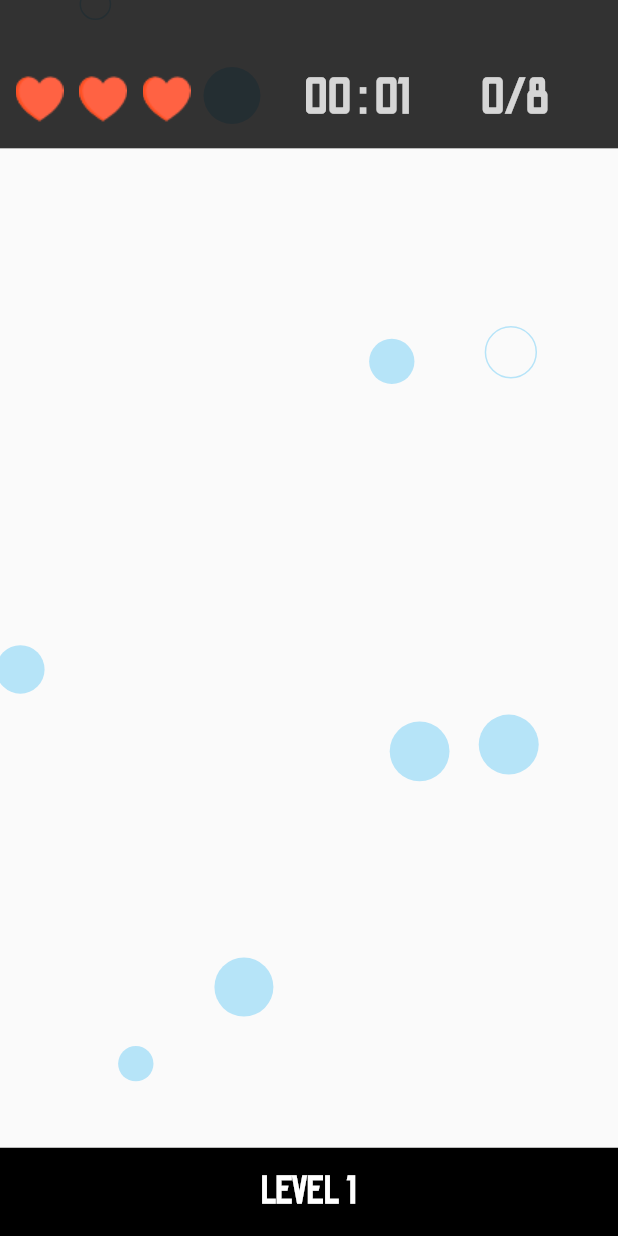
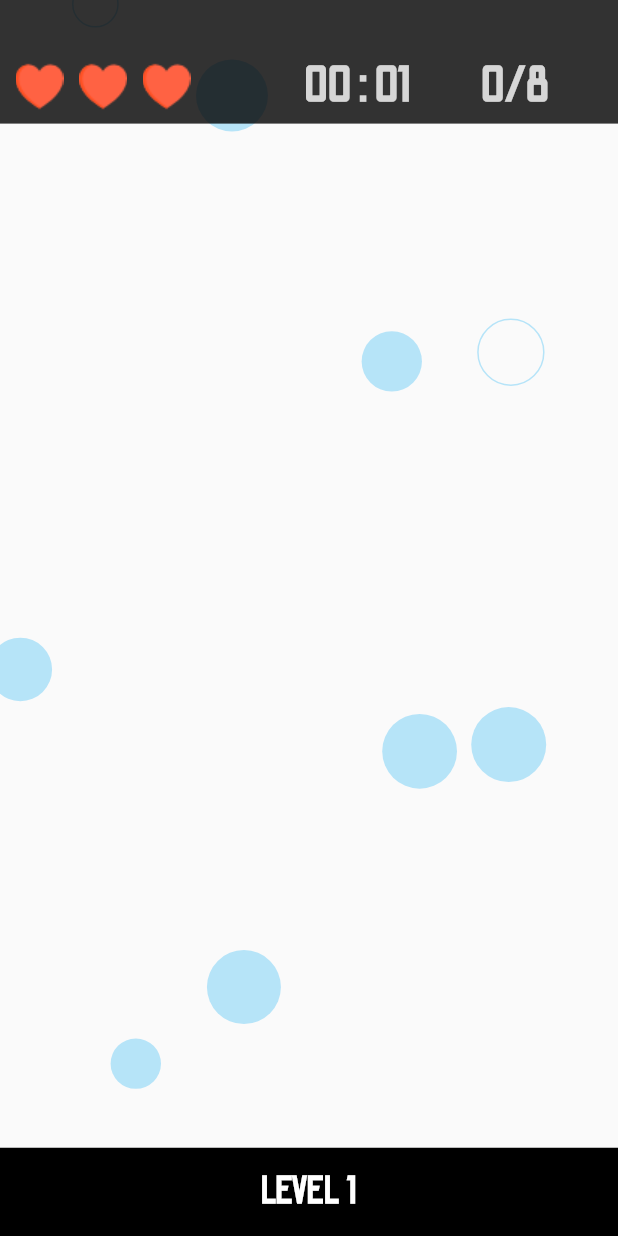
Before and after one commit to guikebr/pop-bubbles, a Flutter app: the screen it shows after launch, after a tap on "PLAY", on a phone screen of 412 x 824 dp. Run offline on Flutter 3.47's test engine with Material 2 defaults, Android fonts, the phone set to English and light mode, and no system bars; our stand-ins replace get.

Commit message:
responsive create

```diff
--- a/lib/app/features/game/infra/models/particle_options.dart
+++ b/lib/app/features/game/infra/models/particle_options.dart
@@ -26,8 +26,8 @@ class ParticleOptions {
     this.randomColor = true,
     this.startGame = true,
     this.gameOver = false,
-    this.spawnMinRadius = 10.0,
-    this.spawnMaxRadius = 20.0,
+    this.spawnMinRadius = 15.0,
+    this.spawnMaxRadius = 25.0,
     this.spawnMinSpeed = 50.0,
     this.spawnMaxSpeed = 80.0,
     this.spawnOpacity = 0.0,
--- a/lib/app/features/game/presentation/pages/play/play_controller.dart
+++ b/lib/app/features/game/presentation/pages/play/play_controller.dart
@@ -168,7 +168,7 @@ class PlayController extends GetxController with SingleGetTickerProviderMixin {
     if (particle.enemy) {
       if (getGameOver()) {
         _title = '${KeysTranslation.textLevel.tr} $level';
-        _description = '${KeysTranslation.textPoint.tr} $countPopBubbles '
+        _description = '${KeysTranslation.textPoint.tr} $countPopBubbles\n'
             '${KeysTranslation.textTimer.tr} ${getDurationString()}';
         resetParticle(startGame: false, randomColor: false, gameOver: true);
         restartGame().then((bool value) async {
--- a/lib/app/features/game/presentation/pages/play/play_page.dart
+++ b/lib/app/features/game/presentation/pages/play/play_page.dart
@@ -4,8 +4,6 @@ import 'package:get/get.dart';
 
 import '../../../domain/repositories/animated_background.dart';
 import 'play_controller.dart';
-
-class PlayGame extends GetxController with SingleGetTickerProviderMixin {}
 
 class PlayPage extends GetView<PlayController> {
   const PlayPage({Key? key}) : super(key: key);
@@ -20,15 +18,21 @@ class PlayPage extends GetView<PlayController> {
             builder: (PlayController get) => AnimatedBackground(
               behaviour: get.randomParticleBehaviour,
               vsync: get,
-              child: Column(
+              child: OrientationBuilder(
+                builder: (BuildContext context, Orientation orientation) =>
+                    Column(
                   children: <Widget>[
                     Container(
-                    height: MediaQuery.of(context).size.height * .12,
+                      height: orientation == Orientation.portrait
+                          ? MediaQuery.of(context).size.height * .1
+                          : MediaQuery.of(context).size.height * .15,
                       color: Theme.of(
                         context,
                       ).colorScheme.onPrimary.withOpacity(.8),
                       child: Padding(
-                      padding: EdgeInsets.only(top: Get.size.height * .04),
+                        padding: orientation == Orientation.portrait
+                            ? EdgeInsets.only(top: Get.size.height * .04)
+                            : EdgeInsets.zero,
                         child: Row(
                           children: <Widget>[
                             Expanded(
@@ -52,9 +56,14 @@ class PlayPage extends GetView<PlayController> {
                                 id: get.idTimer,
                                 builder: (PlayController getX) => Text(
                                   getX.getDurationString(),
-                                textAlign: TextAlign.end,
+                                  textAlign: orientation == Orientation.portrait
+                                      ? TextAlign.end
+                                      : TextAlign.center,
                                   style: TextStyle(
-                                  fontSize: Get.size.width * .08,
+                                    fontSize:
+                                        orientation == Orientation.portrait
+                                            ? Get.size.width * .08
+                                            : Get.size.width * .05,
                                     fontWeight: FontWeight.bold,
                                     color: Theme.of(
                                       context,
@@ -71,7 +80,10 @@ class PlayPage extends GetView<PlayController> {
                                   getX.getPoint(),
                                   textAlign: TextAlign.center,
                                   style: TextStyle(
-                                  fontSize: Get.size.width * .08,
+                                    fontSize:
+                                        orientation == Orientation.portrait
+                                            ? Get.size.width * .08
+                                            : Get.size.width * .05,
                                     fontWeight: FontWeight.bold,
                                     color: Theme.of(
                                       context,
@@ -89,5 +101,6 @@ class PlayPage extends GetView<PlayController> {
               ),
             ),
           ),
+        ),
       );
 }
--- a/lib/app/features/game/presentation/pages/widgets/message_text.dart
+++ b/lib/app/features/game/presentation/pages/widgets/message_text.dart
@@ -16,7 +16,9 @@ class MessageText extends StatelessWidget {
         message,
         textAlign: TextAlign.center,
         style: TextStyle(
-          fontSize: MediaQuery.of(context).size.width * .06,
+          fontSize: MediaQuery.of(context).orientation == Orientation.portrait
+              ? MediaQuery.of(context).size.width * .06
+              : MediaQuery.of(context).size.width * .04,
           fontStyle: FontStyle.normal,
           fontWeight: FontWeight.bold,
           color: Theme.of(context).colorScheme.onSecondary,
--- a/lib/app/features/root/presentation/pages/root/root_page.dart
+++ b/lib/app/features/root/presentation/pages/root/root_page.dart
@@ -26,7 +26,9 @@ class RootPage extends GetView<RootController> {
               ),
             ),
             vsync: controller,
-            child: Column(
+            child: OrientationBuilder(
+              builder: (BuildContext context, Orientation orientation) =>
+                  Column(
                 mainAxisAlignment: MainAxisAlignment.spaceAround,
                 children: <Widget>[
                   Column(
@@ -35,7 +37,9 @@ class RootPage extends GetView<RootController> {
                         KeysTranslation.textWelcome.tr,
                         textAlign: TextAlign.center,
                         style: TextStyle(
-                        fontSize: MediaQuery.of(context).size.width * .2,
+                          fontSize: orientation == Orientation.portrait
+                              ? MediaQuery.of(context).size.width * .2
+                              : MediaQuery.of(context).size.height * .2,
                           fontStyle: FontStyle.normal,
                           fontWeight: FontWeight.bold,
                           color: Theme.of(context).colorScheme.secondaryVariant,
@@ -45,7 +49,9 @@ class RootPage extends GetView<RootController> {
                         KeysTranslation.textDescription.tr,
                         textAlign: TextAlign.center,
                         style: TextStyle(
-                        fontSize: MediaQuery.of(context).size.width * .1,
+                          fontSize: orientation == Orientation.portrait
+                              ? MediaQuery.of(context).size.width * .1
+                              : MediaQuery.of(context).size.height * .1,
                           fontStyle: FontStyle.normal,
                           fontWeight: FontWeight.bold,
                           color: Theme.of(context).colorScheme.onBackground,
@@ -59,7 +65,20 @@ class RootPage extends GetView<RootController> {
                       onTap: get.navigateGame,
                       child: ScaleTransition(
                         scale: get.animatedButtonController,
-                      child: const AnimatedButton(),
+                        child: AnimatedButton(
+                          widthButton: orientation == Orientation.portrait
+                              ? MediaQuery.of(context).size.width * .8
+                              : MediaQuery.of(context).size.width * .8,
+                          heightButton: orientation == Orientation.portrait
+                              ? MediaQuery.of(context).size.height * .1
+                              : MediaQuery.of(context).size.height * .2,
+                          sizeIcon: orientation == Orientation.portrait
+                              ? MediaQuery.of(context).size.height * .08
+                              : MediaQuery.of(context).size.height * .15,
+                          sizeLabel: orientation == Orientation.portrait
+                              ? MediaQuery.of(context).size.height * .06
+                              : MediaQuery.of(context).size.height * .1,
+                        ),
                       ),
                     ),
                   ),
@@ -67,5 +86,6 @@ class RootPage extends GetView<RootController> {
               ),
             ),
           ),
+        ),
       );
 }
--- a/lib/app/features/root/presentation/pages/root/widgets/animated_button.dart
+++ b/lib/app/features/root/presentation/pages/root/widgets/animated_button.dart
@@ -1,16 +1,28 @@
 import 'package:flutter/cupertino.dart';
+import 'package:flutter/foundation.dart';
 import 'package:flutter/material.dart';
 import 'package:get/get_utils/src/extensions/internacionalization.dart';
 
 import '../../../../../../core/languages/key_translations.dart';
 
 class AnimatedButton extends StatelessWidget {
-  const AnimatedButton({Key? key}) : super(key: key);
+  const AnimatedButton({
+    required this.widthButton,
+    required this.heightButton,
+    required this.sizeIcon,
+    required this.sizeLabel,
+    Key? key,
+  }) : super(key: key);
+
+  final double widthButton;
+  final double heightButton;
+  final double sizeIcon;
+  final double sizeLabel;
 
   @override
   Widget build(BuildContext context) => Container(
-        height: MediaQuery.of(context).size.height * .08,
-        width: MediaQuery.of(context).size.width * .8,
+        height: heightButton,
+        width: widthButton,
         decoration: BoxDecoration(
           borderRadius: BorderRadius.circular(100),
           boxShadow: <BoxShadow>[
@@ -31,19 +43,21 @@ class AnimatedButton extends StatelessWidget {
           ),
         ),
         child: Center(
-          child: Row(
+          child: OrientationBuilder(
+            builder: (BuildContext context, Orientation orientation) => Row(
               mainAxisAlignment: MainAxisAlignment.center,
               children: <Widget>[
                 Icon(
                   CupertinoIcons.play_fill,
-                size: MediaQuery.of(context).size.width * .1,
-                color:
-                    Theme.of(context).colorScheme.onSecondary.withOpacity(.5),
+                  size: sizeIcon,
+                  color: Theme.of(
+                    context,
+                  ).colorScheme.onSecondary.withOpacity(.5),
                 ),
                 Text(
                   KeysTranslation.buttonPlay.tr,
                   style: TextStyle(
-                  fontSize: MediaQuery.of(context).size.width * .08,
+                    fontSize: sizeLabel,
                     fontWeight: FontWeight.bold,
                     color: Theme.of(
                       context,
@@ -53,5 +67,16 @@ class AnimatedButton extends StatelessWidget {
               ],
             ),
           ),
+        ),
       );
+
+  @override
+  void debugFillProperties(DiagnosticPropertiesBuilder properties) {
+    super.debugFillProperties(properties);
+    properties
+      ..add(DoubleProperty('height', heightButton))
+      ..add(DoubleProperty('width', widthButton))
+      ..add(DoubleProperty('sizeTitle', sizeIcon))
+      ..add(DoubleProperty('sizeDescription', sizeLabel));
   }
+}
```
Also changed, not shown: lib/app/features/game/presentation/pages/widgets/base_dialog.dart (+19 -13 lines), lib/app/features/game/presentation/pages/widgets/description.dart (+5 -8 lines), lib/app/features/game/presentation/pages/widgets/title.dart (+6 -2 lines), 1 other file. Lines whose indentation alone changed are shown as unchanged.
